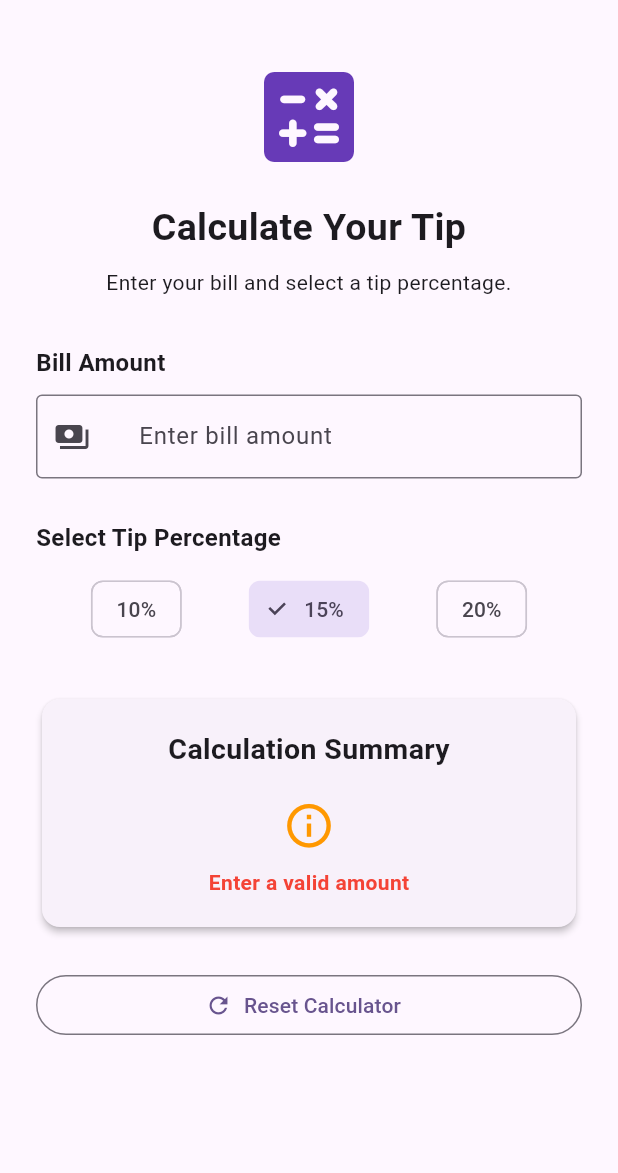
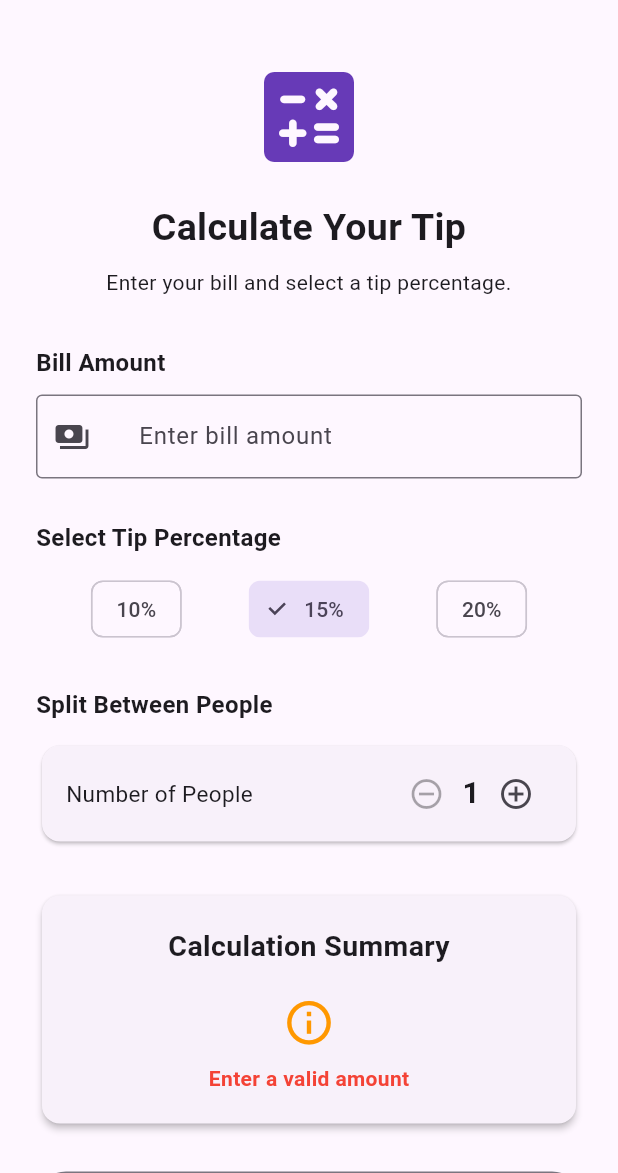
Before and after one commit to reynielsabordo017-maker/MOBPROG_S.REYNIEL, a Flutter app: the screen it shows after launch, on a phone screen of 412 x 824 dp, the part 63-1236 px from its top. Run offline on Flutter 3.47's test engine with Material 3 defaults, Android fonts, the phone set to English and light mode, and no system bars; our stand-ins replace material_ui.

Commit message:
feat: add bill splitting feature

```diff
--- a/tip_calculator/lib/main.dart
+++ b/tip_calculator/lib/main.dart
@@ -14,15 +14,12 @@ class TipApp extends StatelessWidget {
     return MaterialApp(
       title: 'Tip Calculator',
       debugShowCheckedModeBanner: false,
-
-      // Material 3 theme
       theme: ThemeData(
         useMaterial3: true,
         colorScheme: ColorScheme.fromSeed(
           seedColor: Colors.deepPurple,
         ),
       ),
-
       home: const TipPage(),
     );
   }
@@ -61,7 +58,11 @@ class _TipPageState extends State<TipPage> {
       TextEditingController();
 
   // Default selected tip percentage
+  // This value is retained while the app is open.
   int _selectedPercent = 15;
+
+  // Number of people sharing the bill
+  int _peopleCount = 1;
 
   // Releases the controller when the screen is removed
   @override
@@ -88,7 +89,6 @@ class _TipPageState extends State<TipPage> {
 
       body: SingleChildScrollView(
         padding: const EdgeInsets.all(24),
-
         child: Column(
           crossAxisAlignment: CrossAxisAlignment.stretch,
           children: [
@@ -141,7 +141,7 @@ class _TipPageState extends State<TipPage> {
                 prefixIcon: Icon(Icons.payments),
               ),
 
-              // Update the calculation whenever input changes
+              // Update calculation whenever input changes
               onChanged: (value) {
                 setState(() {});
               },
@@ -167,8 +167,6 @@ class _TipPageState extends State<TipPage> {
                 return ChoiceChip(
                   label: Text('$percent%'),
                   selected: _selectedPercent == percent,
-
-                  // Update the selected percentage
                   onSelected: (selected) {
                     setState(() {
                       _selectedPercent = percent;
@@ -178,14 +176,78 @@ class _TipPageState extends State<TipPage> {
               }).toList(),
             ),
 
-            const SizedBox(height: 32),
+            const SizedBox(height: 28),
+
+            // Split bill stepper
+            const Text(
+              'Split Between People',
+              style: TextStyle(
+                fontSize: 16,
+                fontWeight: FontWeight.bold,
+              ),
+            ),
+
+            const SizedBox(height: 12),
+
+            Card(
+              child: Padding(
+                padding: const EdgeInsets.symmetric(
+                  horizontal: 16,
+                  vertical: 8,
+                ),
+                child: Row(
+                  mainAxisAlignment: MainAxisAlignment.spaceBetween,
+                  children: [
+                    const Text(
+                      'Number of People',
+                      style: TextStyle(fontSize: 15),
+                    ),
+
+                    Row(
+                      children: [
+                        // Decrease number of people
+                        IconButton(
+                          onPressed: _peopleCount > 1
+                              ? () {
+                                  setState(() {
+                                    _peopleCount--;
+                                  });
+                                }
+                              : null,
+                          icon: const Icon(Icons.remove_circle_outline),
+                        ),
+
+                        Text(
+                          '$_peopleCount',
+                          style: const TextStyle(
+                            fontSize: 20,
+                            fontWeight: FontWeight.bold,
+                          ),
+                        ),
+
+                        // Increase number of people
+                        IconButton(
+                          onPressed: () {
+                            setState(() {
+                              _peopleCount++;
+                            });
+                          },
+                          icon: const Icon(Icons.add_circle_outline),
+                        ),
+                      ],
+                    ),
+                  ],
+                ),
+              ),
+            ),
+
+            const SizedBox(height: 28),
 
             // Calculation results
             Card(
               elevation: 2,
               child: Padding(
                 padding: const EdgeInsets.all(20),
-
                 child: Column(
                   children: [
                     const Text(
@@ -198,7 +260,7 @@ class _TipPageState extends State<TipPage> {
 
                     const SizedBox(height: 20),
 
-                    // Show tip and total or validation message
+                    // Show results or validation message
                     if (result == null) ...[
                       const Icon(
                         Icons.info_outline,
@@ -221,11 +283,20 @@ class _TipPageState extends State<TipPage> {
                         '₱${result.tip.toStringAsFixed(2)}',
                       ),
 
-                      const Divider(height: 28),
+                      const SizedBox(height: 12),
 
                       _resultRow(
                         'Total Amount',
                         '₱${result.total.toStringAsFixed(2)}',
+                        isTotal: true,
+                      ),
+
+                      const Divider(height: 28),
+
+                      // Amount each person should pay
+                      _resultRow(
+                        'Per Person ($_peopleCount people)',
+                        '₱${(result.total / _peopleCount).toStringAsFixed(2)}',
                         isTotal: true,
                       ),
                     ],
@@ -236,12 +307,13 @@ class _TipPageState extends State<TipPage> {
 
             const SizedBox(height: 24),
 
-            // Reset the calculator
+            // Reset bill and people count.
+            // Keep the last selected tip percentage.
             OutlinedButton.icon(
               onPressed: () {
                 setState(() {
                   _billController.clear();
-                  _selectedPercent = 15;
+                  _peopleCount = 1;
                 });
               },
               icon: const Icon(Icons.refresh),
```
Also changed, not shown: 1 other file.
